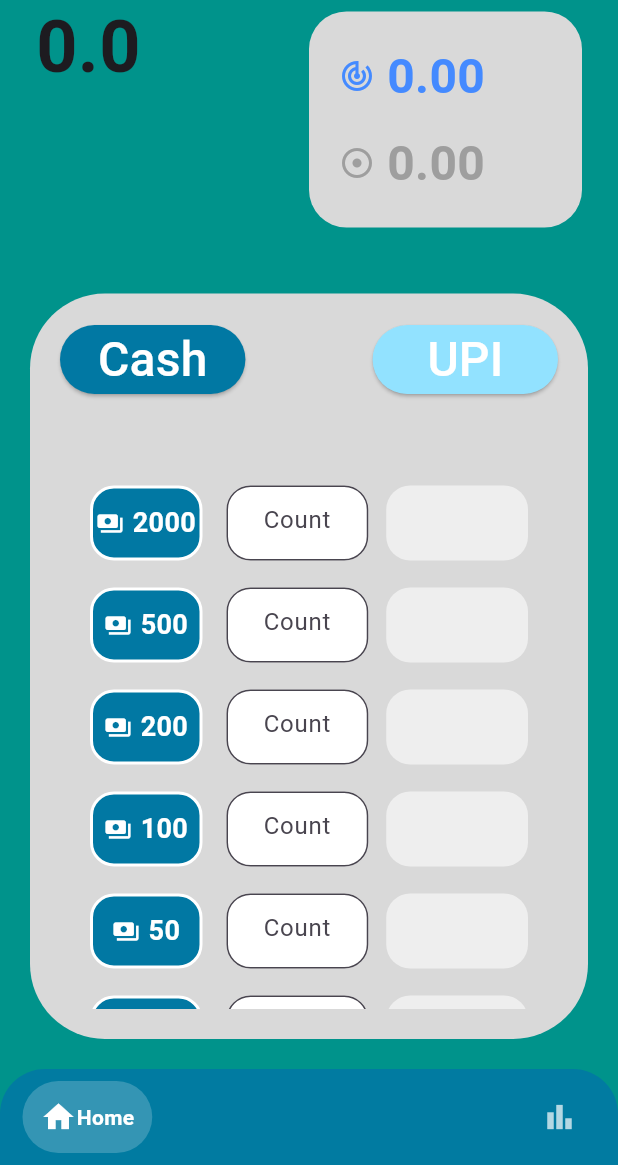
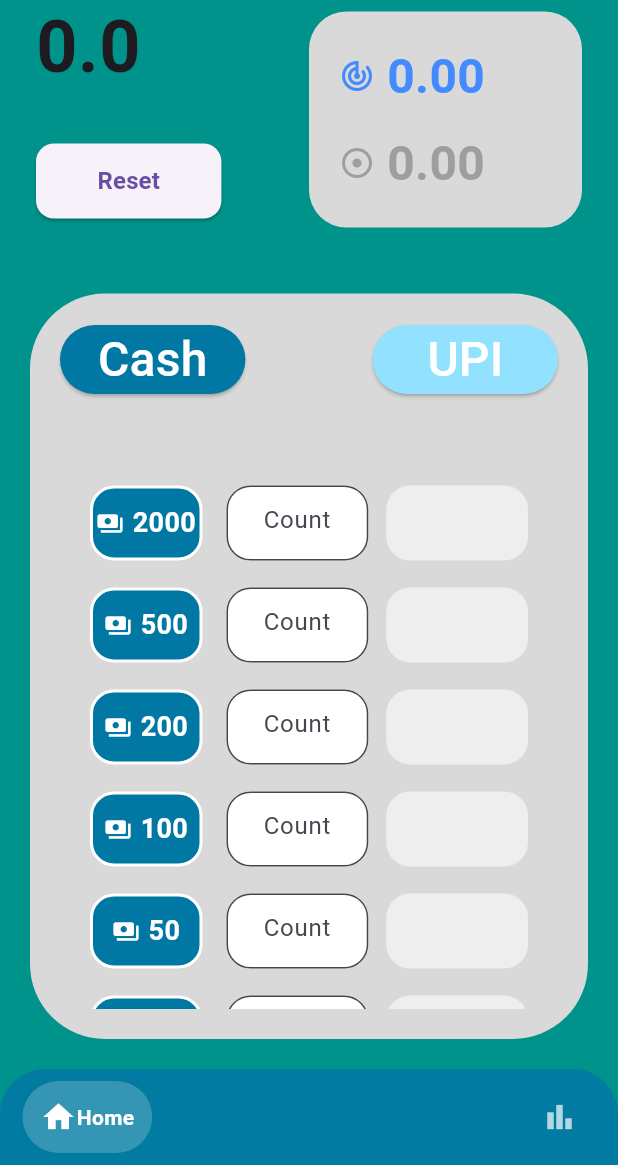
Before and after one commit to the-madhankumar/Cash-Tally, a Flutter app: the screen it shows after launch, on a phone screen of 412 x 824 dp, the part 71-1236 px from its top. Run offline on Flutter 3.47's test engine with Material 3 defaults, Android fonts, the phone set to English and light mode, and no system bars; drawn by our look-alikes of google_nav_bar; our stand-ins replace fl_chart, google_fonts; Roboto replaces fonts that are missing (Judson).

Commit message:
feat: added reset button, v2.0

```diff
--- a/lib/Components/denomation.dart
+++ b/lib/Components/denomation.dart
@@ -19,8 +19,9 @@ class _DenominationWidgetState extends State<DenominationWidget> {
     "100_note",
     "50_note",
     "20_note",
+    "10_note",
     "20_coin",
-    "10_note",
+    "10_coin",
     "5_coin",
     "2_coin",
     "1_coin",
@@ -35,22 +36,22 @@ class _DenominationWidgetState extends State<DenominationWidget> {
         shrinkWrap: true,
         physics: const NeverScrollableScrollPhysics(),
         itemCount: notes.length,
-        separatorBuilder: (context, index) => const SizedBox(height: 18),
+        separatorBuilder: (_, __) => const SizedBox(height: 18),
         itemBuilder: (context, index) {
-          String val = notes[index];
-          final denom = context.watch<GrandTotalProvider>().subTotals[val]!;
+          final key = notes[index];
+          final denom = context.watch<GrandTotalProvider>().subTotals[key]!;
 
           return DenominationRow(
             label: "${denom.value}",
-            countController: TextEditingController(
-              text: denom.count == 0 ? '' : denom.count.toString(),
-            ),
+            initialValue: denom.count == 0 ? "" : denom.count.toString(),
             amount: denom.amount.toStringAsFixed(0),
+            isNote: denom.isNote,
             onChanged: (text) {
-              int count = int.tryParse(text) ?? 0;
-              context.read<GrandTotalProvider>().updateCount(val, count);
+              context.read<GrandTotalProvider>().updateCount(
+                key,
+                int.tryParse(text) ?? 0,
+              );
             },
-            isNote: denom.isNote,
           );
         },
       ),
@@ -60,18 +61,18 @@ class _DenominationWidgetState extends State<DenominationWidget> {
 
 class DenominationRow extends StatelessWidget {
   final String label;
-  final TextEditingController countController;
+  final String initialValue;
   final String amount;
+  final bool isNote;
   final Function(String) onChanged;
-  final bool isNote;
 
   const DenominationRow({
     super.key,
     required this.label,
-    required this.countController,
+    required this.initialValue,
     required this.amount,
+    required this.isNote,
     required this.onChanged,
-    required this.isNote,
   });
 
   @override
@@ -93,9 +94,7 @@ class DenominationRow extends StatelessWidget {
             children: [
               if (isNote)
                 const Icon(Icons.payments, color: Colors.white, size: 18),
-
               if (isNote) const SizedBox(width: 6),
-
               Text(
                 label,
                 style: const TextStyle(
@@ -108,7 +107,7 @@ class DenominationRow extends StatelessWidget {
           ),
         ),
         const SizedBox(width: 16),
-        Expanded(child: _field(countController, "Count", true, onChanged)),
+        Expanded(child: _field(initialValue, "Count", true, onChanged)),
         const SizedBox(width: 12),
         Expanded(
           child: Container(
@@ -119,7 +118,7 @@ class DenominationRow extends StatelessWidget {
               borderRadius: BorderRadius.circular(16),
             ),
             child: Text(
-              amount.isEmpty || amount == "0" ? "" : amount,
+              amount == "0" ? "" : amount,
               style: const TextStyle(fontWeight: FontWeight.w600),
             ),
           ),
@@ -129,15 +128,16 @@ class DenominationRow extends StatelessWidget {
   }
 
   Widget _field(
-    TextEditingController controller,
+    String initialValue,
     String hint,
     bool isEnabled,
     Function(String) onChanged,
   ) {
     return SizedBox(
       height: 50,
-      child: TextField(
-        controller: controller,
+      child: TextFormField(
+        initialValue: initialValue,
+        enabled: isEnabled,
         onChanged: onChanged,
         keyboardType: TextInputType.number,
         inputFormatters: [FilteringTextInputFormatter.digitsOnly],
--- a/lib/Context/context.dart
+++ b/lib/Context/context.dart
@@ -12,9 +12,11 @@ class GrandTotalProvider extends ChangeNotifier {
     "50_note": Denom(note: "50", value: 50, isNote: true),
 
     "20_note": Denom(note: "20", value: 20, isNote: true),
+    "10_note": Denom(note: "10", value: 10, isNote: true),
+
     "20_coin": Denom(note: "20", value: 20, isNote: false),
+    "10_coin": Denom(note: "10", value: 10, isNote: false),
 
-    "10_note": Denom(note: "10", value: 10, isNote: true),
     "5_coin": Denom(note: "5", value: 5, isNote: false),
     "2_coin": Denom(note: "2", value: 2, isNote: false),
     "1_coin": Denom(note: "1", value: 1, isNote: false),
@@ -110,6 +112,8 @@ class GrandTotalProvider extends ChangeNotifier {
     _expected = 0;
     _upiAmount = 0;
 
+    upiAmounts.clear();
+
     for (final denom in _subTotals.values) {
       denom.count = 0;
       denom.amount = 0;
--- a/lib/Screens/MainPage.dart
+++ b/lib/Screens/MainPage.dart
@@ -42,10 +42,12 @@ class _MainPageState extends State<MainPage> {
               padding: const EdgeInsets.all(24.0),
               child: Row(
                 crossAxisAlignment: CrossAxisAlignment.start,
+                mainAxisAlignment: MainAxisAlignment.spaceBetween,
                 children: [
                   Expanded(
                     child: Column(
                       crossAxisAlignment: CrossAxisAlignment.start,
+                      mainAxisAlignment: MainAxisAlignment.spaceBetween,
                       children: [
                         Text(
                           "Grand Total",
@@ -61,6 +63,28 @@ class _MainPageState extends State<MainPage> {
                             fontSize: 48,
                             fontWeight: FontWeight.bold,
                             height: 1,
+                          ),
+                        ),
+                        SizedBox(height: 40),
+                        SizedBox(
+                          height: 50,
+                          width: MediaQuery.of(context).size.width * 0.3,
+                          child: ElevatedButton(
+                            onPressed: () {
+                              context.read<GrandTotalProvider>().clear();
+                            },
+                            style: ElevatedButton.styleFrom(
+                              shape: RoundedRectangleBorder(
+                                borderRadius: BorderRadius.circular(12),
+                              ),
+                            ),
+                            child: const Text(
+                              "Reset",
+                              style: TextStyle(
+                                fontSize: 16,
+                                fontWeight: FontWeight.w600,
+                              ),
+                            ),
                           ),
                         ),
                       ],
--- a/lib/main.dart
+++ b/lib/main.dart
@@ -1,4 +1,3 @@
-import 'package:cash_tally/Components/bottom_nav_bar.dart';
 import 'package:cash_tally/Context/context.dart';
 import 'package:cash_tally/Screens/MainPage.dart';
 import 'package:flutter/material.dart';
```
Also changed, not shown: lib/Components/bottom_nav_bar.dart (deleted, +0 -53 lines).
